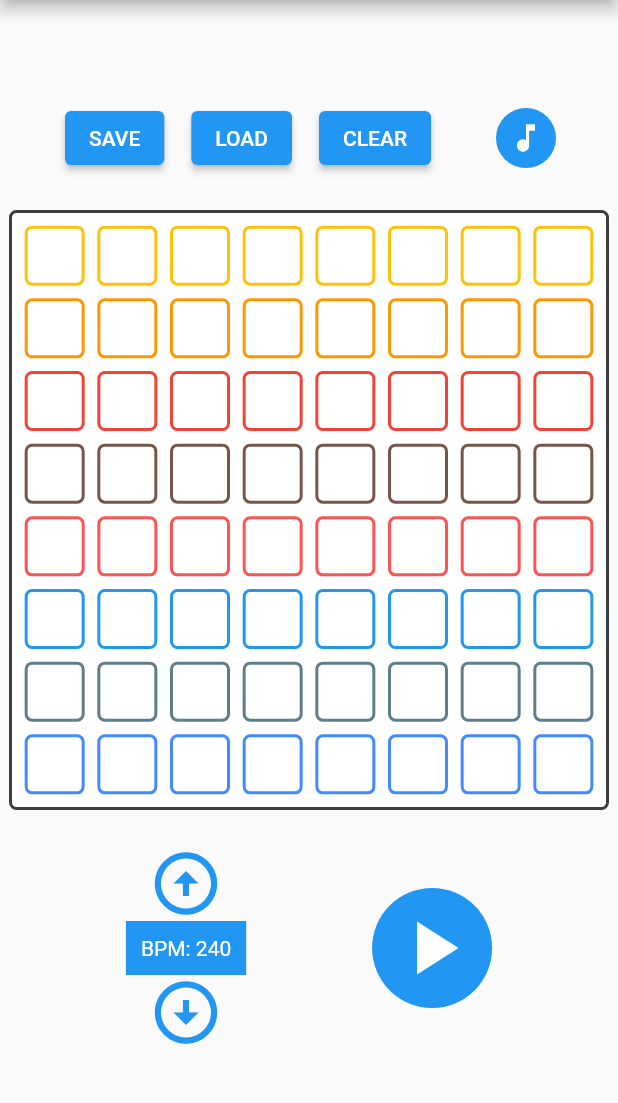
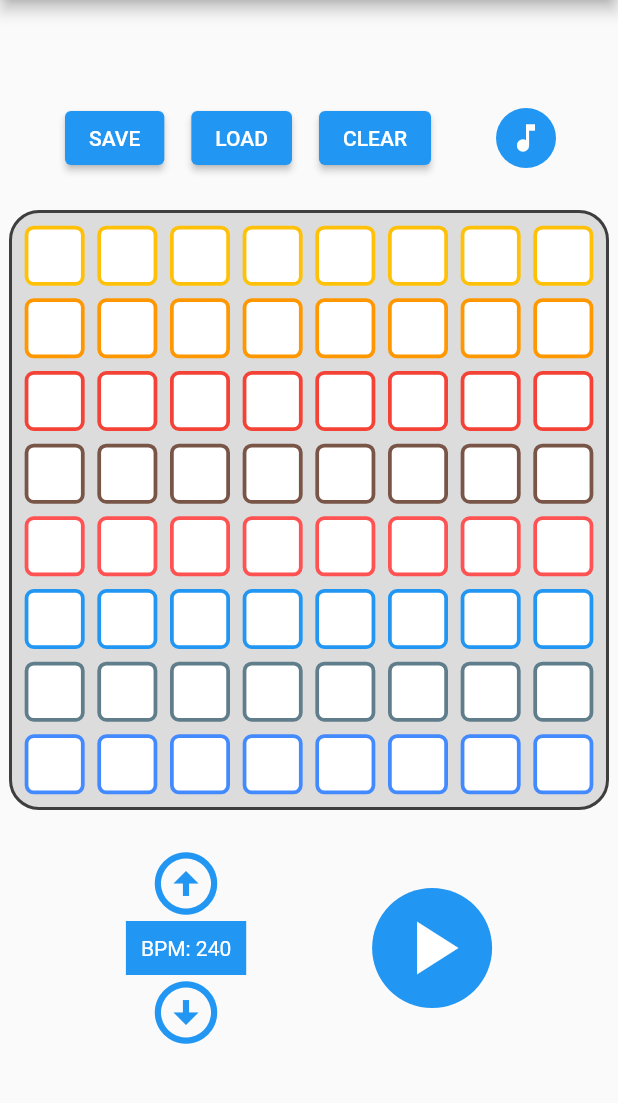
Before and after one commit to gregogiudici/SoundFont_Player, a Flutter app: the screen it shows after launch, on a phone screen of 412 x 824 dp, the part 84-1187 px from its top. Run offline on Flutter 3.47's test engine with Material 2 defaults, Android fonts, the phone set to English and light mode, and no system bars; missing offline and left inert: flutter_midi, piano.

Commit message:
Implementazione dark mode

```diff
--- a/lib/drumpad/drumpad.dart
+++ b/lib/drumpad/drumpad.dart
@@ -3,6 +3,7 @@ import 'package:provider/provider.dart';
 import 'package:soundfont_player/drumpad/pad.dart';
 import 'package:soundfont_player/player_info.dart';
 import 'package:soundfont_player/player_state.dart';
+
 
 class DrumPad extends StatelessWidget {
   @override
@@ -12,15 +13,16 @@ class DrumPad extends StatelessWidget {
     double padHeight = size.height / 9;
     double padWidth = size.width / 2;
 
+
     return Consumer<PlayerState>(builder: (context, player, child) {
       return Container(
-          color: Colors.white, //Colors.black38,
+          color: Theme.of(context).focusColor, //Colors.black38,
           child: Column(
               mainAxisAlignment: MainAxisAlignment.spaceEvenly,
               children: List<Widget>.generate(
                   8,
                   (i) => Padding(
-                      padding: const EdgeInsets.only(top: 10.0),
+                      padding: const EdgeInsets.only(top: 5.0, bottom: 5.0),
                       child: Row(
                           mainAxisAlignment: MainAxisAlignment.spaceEvenly,
                           children: List<Widget>.generate(
--- a/lib/drumpad/drumpad_sound.dart
+++ b/lib/drumpad/drumpad_sound.dart
@@ -19,7 +19,7 @@ class _DrumPadSoundState extends State<DrumPadSound> {
     return Container(
         padding: EdgeInsets.symmetric(horizontal: 10, vertical: 0),
         decoration: BoxDecoration(
-            color: Colors.white, borderRadius: BorderRadius.circular(8)),
+            color: Theme.of(context).colorScheme.background, borderRadius: BorderRadius.circular(10)),
 
         // dropdown below..
         child: DropdownButton<String>(
--- a/lib/keyboard/keyboard_control.dart
+++ b/lib/keyboard/keyboard_control.dart
@@ -7,7 +7,7 @@ class KeyboardControl extends StatelessWidget {
     var isPortrait = MediaQuery.of(context).orientation == Orientation.portrait;
     Size size = MediaQuery.of(context).size;
     return Container(
-      color: Colors.white,
+      color: Theme.of(context).focusColor,
         width: size.width,//isPortrait ? 200 : 600,
         height: isPortrait ? size.height/2 : size.height/3.2,//isPortrait? 400 : 200,
         child: FittedBox(
--- a/lib/main.dart
+++ b/lib/main.dart
@@ -13,6 +13,7 @@ import 'package:soundfont_player/sequencer/sequencer.dart';
 import 'package:soundfont_player/player_info.dart';
 import 'package:soundfont_player/drumpad/drumpad.dart';
 import 'package:soundfont_player/sequencer/sequencer_sound.dart';
+import 'package:soundfont_player/color.dart';
 
 void main() {
   runApp(
@@ -33,9 +34,9 @@ class SequencerApp extends StatelessWidget {
     ]);
     return MaterialApp(
       title: 'Sequencer',
-      theme: ThemeData(
-        primarySwatch: Colors.blue,
-      ),
+      theme: ThemeData.light(),
+      darkTheme: ThemeData.dark(),
+      themeMode: ThemeMode.system,
       home: Scaffold(
         appBar: AppBar(
           title: Text("Sequencer"),
@@ -79,9 +80,9 @@ class DrumPadApp extends StatelessWidget {
     ]);
     return MaterialApp(
       title: 'DrumPad',
-      theme: ThemeData(
-        primarySwatch: Colors.blue,
-      ),
+      theme: ThemeData.light(),
+      darkTheme: ThemeData.dark(),
+      themeMode: ThemeMode.system,
       home: Scaffold(
         appBar: AppBar(
             title: Text("DrumPad"),
@@ -117,9 +118,9 @@ class KeyboardApp extends StatelessWidget {
     ]);
     return MaterialApp(
       title: 'Keyboard',
-      theme: ThemeData(
-        primarySwatch: Colors.blue,
-      ),
+      theme: ThemeData.light(),
+      darkTheme: ThemeData.dark(),
+      themeMode: ThemeMode.system,
       home: Scaffold(
         appBar: AppBar(title: Text("Keyboard")),
         body: Column(
--- a/lib/sequencer/sequencer.dart
+++ b/lib/sequencer/sequencer.dart
@@ -3,6 +3,8 @@ import 'package:soundfont_player/player_info.dart';
 import 'package:provider/provider.dart';
 import 'package:soundfont_player/player_state.dart';
 import 'package:soundfont_player/sequencer/sequencer_button.dart';
+import 'package:soundfont_player/color.dart';
+
 
 class Sequencer extends StatelessWidget {
 
@@ -51,8 +53,8 @@ class Sequencer extends StatelessWidget {
       width: PlayerInfo.width,
       height: PlayerInfo.height,
       decoration: BoxDecoration(
-          color: Colors.white,//Colors.grey[200],
-          borderRadius: BorderRadius.circular(5.0),
+          color: Theme.of(context).focusColor,//Colors.grey[200],
+          borderRadius: BorderRadius.circular(20.0),
           border: Border.all(width: 2.0, color: Color(0xFF3e3e3e))),
       child: buttonGrid,
     );
--- a/lib/sequencer/sequencer_button.dart
+++ b/lib/sequencer/sequencer_button.dart
@@ -25,7 +25,7 @@ class SequencerButton extends StatelessWidget {
             ? buttoncolor.withOpacity(0.5)
             : player.isButtonSelected(column, row)
                 ? buttoncolor
-                : Colors.white;
+                : Theme.of(context).cardColor;
 
         return GestureDetector(
           onTapDown: this.onTapDown,
@@ -35,9 +35,9 @@ class SequencerButton extends StatelessWidget {
             width: PlayerInfo.buttonWidth,
             height: PlayerInfo.buttonHeight,
             decoration: BoxDecoration(
-              borderRadius: BorderRadius.circular(5.0),
+              borderRadius: BorderRadius.circular(6.0),
               border: !isTriggered
-                  ? Border.all(width: 2.0, color: buttoncolor)
+                  ? Border.all(width: 2.5, color: buttoncolor)
                   : null,
               boxShadow: isTriggered
                   ? [
```
Also changed, not shown: lib/col.dart (added, +51 -0 lines), lib/color.dart (added, +68 -0 lines), 7 other files.
